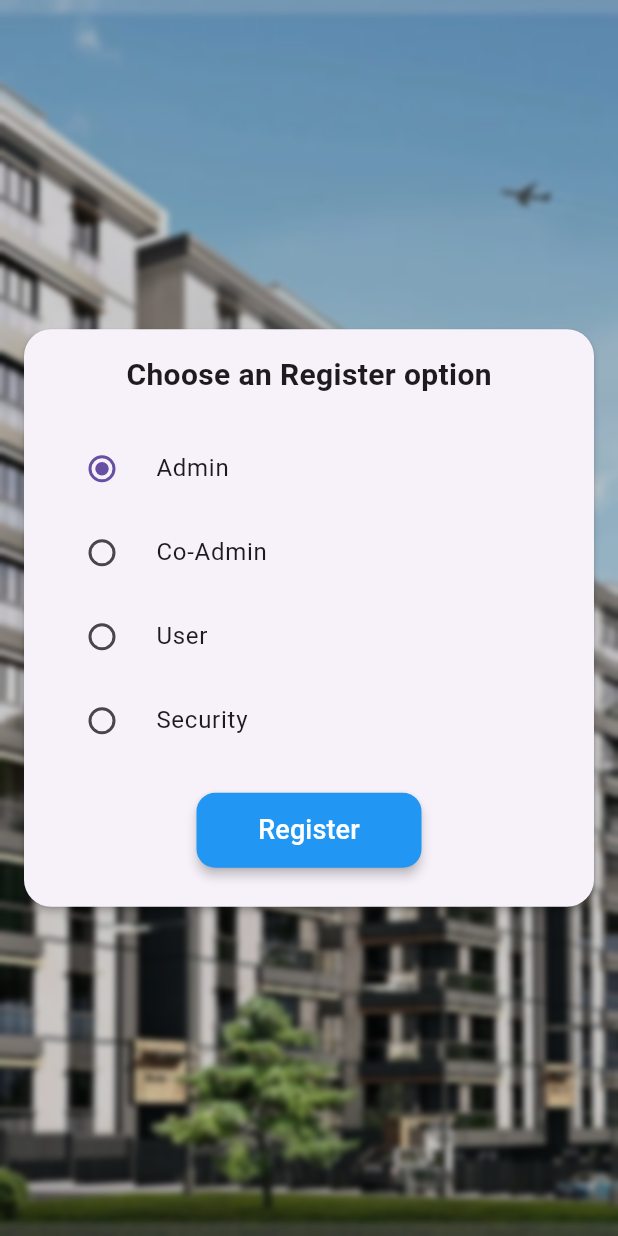
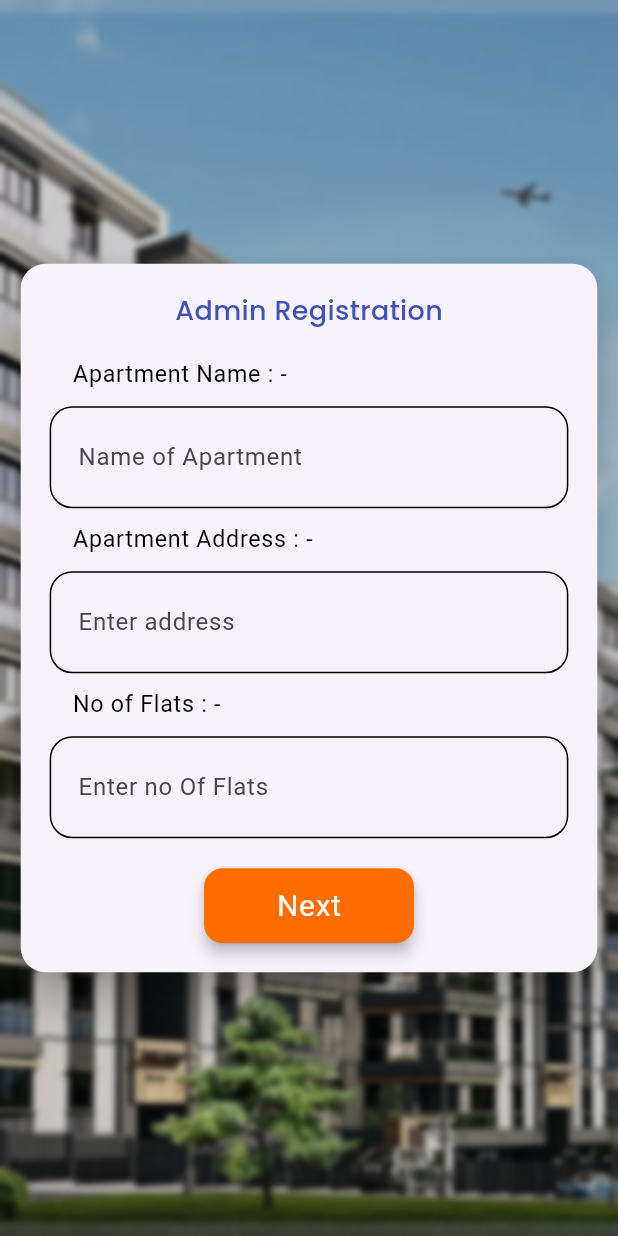
Before and after one commit to harishnookala123/maintaince_app, a Flutter app: the screen it shows after launch, after a tap on "Register", on a phone screen of 412 x 824 dp. Run offline on Flutter 3.47's test engine with Material 3 defaults, Android fonts, the phone set to English and light mode, and no system bars; our stand-ins replace dio, email_validator, google_fonts.

Commit message:
admin screen has added with api call

```diff
--- /dev/null
+++ b/lib/Admin/Model/adminRegistartion.dart
@@ -0,0 +1,45 @@
+class AdminRegistration {
+  String? apartmentName;
+  String? apartAddress;
+  String? noOfFlats;
+  String? images;
+  String? adminName;
+  String? email;
+  String? phonenumber;
+  String? password;
+
+  AdminRegistration(
+      {this.apartmentName,
+        this.apartAddress,
+        this.noOfFlats,
+        this.images,
+        this.adminName,
+        this.email,
+        this.phonenumber,
+        this.password});
+
+  AdminRegistration.fromJson(Map<String, dynamic> json) {
+    apartmentName = json['apartmentName'];
+    apartAddress = json['apartAddress'];
+    noOfFlats = json['noOfFlats'];
+    images = json['Images'];
+    adminName = json['adminName:'];
+    email = json['email'];
+    phonenumber = json['phonenumber'];
+    password = json['password'];
+  }
+
+  Map<String, dynamic> toJson() {
+    final Map<String, dynamic> data = <String, dynamic>{};
+    data['apartmentName'] = apartmentName;
+    data['apartAddress'] = apartAddress;
+    data['noOfFlats'] = noOfFlats;
+    data['Images'] = images;
+    data['adminName:'] = adminName;
+    data['email'] = email;
+    data['phonenumber'] = phonenumber;
+    data['password'] = password;
+    return data;
+  }
+
+}
--- /dev/null
+++ b/lib/Admin/Views/registration.dart
@@ -0,0 +1,209 @@
+import 'dart:ui';
+
+import 'package:flutter/cupertino.dart';
+import 'package:flutter/material.dart';
+import 'package:google_fonts/google_fonts.dart';
+import 'package:maintaince_app/Admin/Views/registrationsecondpage.dart';
+import 'package:provider/provider.dart';
+import '../../styles.dart';
+import '../changeprovider/adminprovider.dart';
+
+class AdminRegistration extends StatefulWidget {
+  const AdminRegistration({super.key});
+
+  @override
+  State<AdminRegistration> createState() => _AdminRegistrationState();
+}
+
+class _AdminRegistrationState extends State<AdminRegistration> {
+  TextEditingController apartName = TextEditingController();
+  TextEditingController apartAddress = TextEditingController();
+  TextEditingController noOfFlats = TextEditingController();
+  TextEditingController images = TextEditingController();
+  final GlobalKey<FormState> registrationKey = GlobalKey<FormState>();
+
+  @override
+  void dispose() {
+    apartName.dispose();
+    apartAddress.dispose();
+    noOfFlats.dispose();
+    images.dispose();
+    super.dispose();
+  }
+
+  @override
+  Widget build(BuildContext context) {
+    return Scaffold(
+      body: Stack(
+        children: [
+          Image.asset(
+            'assets/Images/apartment.png', // Replace with your image URL
+            fit: BoxFit.cover,
+            width: double.infinity,
+            height: double.infinity,
+          ),
+          BackdropFilter(
+            filter: ImageFilter.blur(sigmaX: 2.0, sigmaY: 2.0),
+            child: Container(
+              color: Colors.black.withOpacity(0.2),
+              child: Consumer<AdminRegistrationModel>(
+                builder: (context, registration, child) {
+                  return Center(
+                    child: SingleChildScrollView(
+                      child: SizedBox(
+                        width: MediaQuery.of(context).size.width/1.05,
+                        child: Card(
+                          elevation: 12.0,
+                          shape: RoundedRectangleBorder(
+                            borderRadius: BorderRadius.circular(16.5),
+                          ),
+                          child: Padding(
+                            padding: const EdgeInsets.all(16.0),
+                            child: Column(
+                              mainAxisSize: MainAxisSize.min,
+                              children: [
+                                Container(
+                                  margin: const EdgeInsets.only(top: 2.4,
+                                   bottom: 15.3
+                                  ),
+                                  child: Text(
+                                    "Admin Registration",
+                                    style: GoogleFonts.poppins(
+                                      fontSize: 18,
+                                      color: Colors.indigo,
+                                      fontWeight: FontWeight.w500,
+                                    ),
+                                  ),
+                                ),
+                                buildForm(registration),
+                              ],
+                            ),
+                          ),
+                        ),
+                      ),
+                    ),
+                  );
+                },
+              ),
+            ),
+          ),
+        ],
+      ),
+    );
+  }
+
+  Widget buildForm(AdminRegistrationModel registration) {
+    return Form(
+      key: registrationKey,
+      child: Column(
+        children: [
+          Container(
+            margin: const EdgeInsets.all(3.3),
+            child: Column(
+              mainAxisAlignment: MainAxisAlignment.start,
+              crossAxisAlignment: CrossAxisAlignment.start,
+              children: [
+                Container(
+                  margin: const EdgeInsets.only(left: 15.3),
+                  child: BasicText(
+                    title: "Apartment Name : - ",
+                    color: Colors.black,
+                    fontSize: 15.5,
+                  ),
+                ),
+                const SizedBox(height: 10),
+                Textfield(
+                  keyboardType: TextInputType.text,
+                  controller: apartName,
+                  text: "Name of Apartment",
+                  onChanged: (value) {
+                    registration.setApartName(value);
+                  },
+                  validator: (value){
+                    if(value!.isEmpty){
+                      return "Please Enter Apartment Name";
+                    }
+                    return null;
+                  },
+                ),
+                const SizedBox(height: 10),
+                Container(
+                  margin: const EdgeInsets.only(left: 15.3),
+                  child: BasicText(
+                    title: "Apartment Address : - ",
+                    color: Colors.black,
+                    fontSize: 15.5,
+                  ),
+                ),
+                const SizedBox(height: 10),
+                Textfield(
+                  keyboardType: TextInputType.multiline,
+                  controller: apartAddress,
+                  text: "Enter address",
+                  onChanged: (value) {
+                    registration.setApartAddress(value);
+                  },
+                  validator: (value){
+                    if(value!.isEmpty){
+                      return "Please Enter Address";
+                    }return null;
+                  },
+                ),
+                const SizedBox(height: 10),
+                Container(
+                  margin: const EdgeInsets.only(left: 15.3),
+                  child: BasicText(
+                    title: "No of Flats : - ",
+                    color: Colors.black,
+                    fontSize: 15.5,
+                  ),
+                ),
+                const SizedBox(height: 10),
+                Textfield(
+                  keyboardType: TextInputType.number,
+                  controller: noOfFlats,
+                  text: "Enter no Of Flats",
+                  onChanged: (value) {
+                    registration.setNoOfFlats(value);
+                  },
+                  validator: (value){
+                    if(value!.isEmpty){
+                      return "Please Enter no Of Flats";
+                    }return null;
+                  },
+                ),
+                const SizedBox(height: 20),
+                Center(
+                  child: ElevatedButton(
+                    style: ElevatedButton.styleFrom(
+                      backgroundColor: Colors.orangeAccent.shade700,
+                      minimumSize: const Size(140, 50),
+                      elevation: 4.0,
+                      shape: RoundedRectangleBorder(
+                        borderRadius: BorderRadius.circular(12.5),
+                      ),
+                    ),
+                    onPressed: () {
+                      if(registrationKey.currentState!.validate()){
+                         Provider.of<AdminRegistrationModel>(
+                            context,
+                            listen: false);
+                         Navigator.of(context).push(MaterialPageRoute
+                           (builder: (context)=>const AdminPersonal()));
+                      }
+                    },
+                    child: BasicText(
+                      fontSize: 20,
+                      title: "Next",
+                      color: Colors.white,
+                    ),
+                  ),
+                ),
+              ],
+            ),
+          ),
+        ],
+      ),
+    );
+  }
+}
--- /dev/null
+++ b/lib/Admin/changeprovider/adminprovider.dart
@@ -0,0 +1,60 @@
+import 'package:flutter/foundation.dart';
+
+class AdminRegistrationModel with ChangeNotifier {
+  String _apartName = '';
+  String _apartAddress = '';
+  String _noOfFlats = '';
+  String _images = '';
+  String _name = "";
+  String _email = "";
+  String _phone = "";
+  String _password = "";
+  String get apartName => _apartName;
+  String get apartAddress => _apartAddress;
+  String get noOfFlats => _noOfFlats;
+  String get images => _images;
+
+  void setApartName(String apartName) {
+    _apartName = apartName;
+    notifyListeners();
+  }
+
+  void setApartAddress(String apartAddress) {
+    _apartAddress = apartAddress;
+    notifyListeners();
+  }
+
+  void setNoOfFlats(String noOfFlats) {
+    _noOfFlats = noOfFlats;
+    notifyListeners();
+  }
+
+  void setImages(String images) {
+    _images = images;
+    notifyListeners();
+  }
+
+  String get email => _email;
+
+  void setEmail(String value) {
+    _email = value;
+  }
+
+  String get phone => _phone;
+
+  void setPhone(String value) {
+    _phone = value;
+  }
+
+  String get password => _password;
+
+  void setPassword(String value) {
+    _password = value;
+  }
+  String get name => _name;
+
+  void setName(String value) {
+    _name = value;
+  }
+
+}
--- a/lib/main.dart
+++ b/lib/main.dart
@@ -1,10 +1,18 @@
 import 'dart:ui';
-
+import 'package:provider/provider.dart';
 import 'package:flutter/material.dart';
 import 'package:maintaince_app/splashscreen.dart';
 
+import 'Admin/changeprovider/adminprovider.dart';
+
 void main() {
-  runApp(const MyApp());
+  runApp(
+    MultiProvider(providers: [
+      ChangeNotifierProvider(create: (context) => AdminRegistrationModel()),
+    ],
+   child: const MyApp(),
+  ),
+  );
 }
 
 class MyApp extends StatelessWidget {
--- a/lib/mainScreen.dart
+++ b/lib/mainScreen.dart
@@ -2,6 +2,8 @@ import 'dart:ui';
 
 import 'package:flutter/cupertino.dart';
 import 'package:flutter/material.dart';
+import 'package:maintaince_app/Admin/Views/registration.dart';
+
 class SelectRegister extends StatefulWidget {
   @override
   SelectRegisterScreen createState() => SelectRegisterScreen();
@@ -14,7 +16,6 @@ class SelectRegisterScreen extends State<SelectRegister> {
   void _handleRadioValueChange(int? value) {
     setState(() {
       selectedRadio = value!;
-      print(selectedRadio);
     });
   }
 
@@ -24,7 +25,7 @@ class SelectRegisterScreen extends State<SelectRegister> {
       children: [
         // Background Image
         Image.asset(
-          'assets/Images/appartment.png', // Replace with your image URL
+          'assets/Images/apartment.png', // Replace with your image URL
           fit: BoxFit.cover,
           width: double.infinity,
           height: double.infinity,
@@ -37,7 +38,8 @@ class SelectRegisterScreen extends State<SelectRegister> {
             alignment: Alignment.center,
             child: Card(
               elevation: 2.0,
-              shape: RoundedRectangleBorder(borderRadius: BorderRadius.circular(18.0)),
+              shape: RoundedRectangleBorder(
+                  borderRadius: BorderRadius.circular(18.0)),
               margin: const EdgeInsets.all(16.0),
               child: Padding(
                 padding: const EdgeInsets.all(16.0),
@@ -48,7 +50,8 @@ class SelectRegisterScreen extends State<SelectRegister> {
                   children: [
                     const Text(
                       'Choose an Register option',
-                      style: TextStyle(fontSize: 20.0, fontWeight: FontWeight.bold),
+                      style: TextStyle(
+                          fontSize: 20.0, fontWeight: FontWeight.bold),
                     ),
                     const SizedBox(height: 20.0),
                     ..._options.map((option) {
@@ -60,29 +63,31 @@ class SelectRegisterScreen extends State<SelectRegister> {
                         onChanged: _handleRadioValueChange,
                       );
                     }),
-                    const SizedBox(height: 20,),
+                    const SizedBox(
+                      height: 20,
+                    ),
                     Center(
                       child: ElevatedButton(
                         style: ElevatedButton.styleFrom(
                           elevation: 3.0,
                           backgroundColor: Colors.blue,
-                          shape:  RoundedRectangleBorder(
-                            borderRadius: BorderRadius.circular(12.4)
-                          ),
-                          minimumSize: const Size(150,50),
+                          shape: RoundedRectangleBorder(
+                              borderRadius: BorderRadius.circular(12.4)),
+                          minimumSize: const Size(150, 50),
                         ),
-                        onPressed: (){
+                        onPressed: () {
                           var value = _options[selectedRadio];
-                          print(value);
+                          getNavigate(value);
                         },
-                         child: const Text("Register",
-                         style: TextStyle(fontSize: 18,
-                          color: Colors.white
-                         ),
-                         ),
+                        child: const Text(
+                          "Register",
+                          style: TextStyle(fontSize: 18, color: Colors.white),
+                        ),
                       ),
                     ),
-                    const SizedBox(height: 10,)
+                    const SizedBox(
+                      height: 10,
+                    )
                   ],
                 ),
               ),
@@ -92,4 +97,13 @@ class SelectRegisterScreen extends State<SelectRegister> {
       ],
     );
   }
+
+  getNavigate(String value) {
+    if (value == "Admin") {
+      Navigator.push(context,
+          MaterialPageRoute(builder: (context) => const AdminRegistration()));
+    } else if (value == "Co-Admin") {
+    } else if (value == "User") {
+    } else if (value == "Security") {}
+  }
 }
--- a/lib/splashscreen.dart
+++ b/lib/splashscreen.dart
@@ -29,7 +29,7 @@ class SplashScreenState extends State<SplashScreen>{
         child: Container(
           decoration: const BoxDecoration(
             image: DecorationImage(
-              image: AssetImage('assets/Images/appartment.png'),
+              image: AssetImage('assets/Images/apartment.png'),
               fit: BoxFit.cover,
             ),
           ),
--- /dev/null
+++ b/lib/styles.dart
@@ -0,0 +1,57 @@
+import 'package:flutter/material.dart';
+import 'package:google_fonts/google_fonts.dart';
+class BasicText extends StatelessWidget{
+  String?title;
+  Color? color;
+  double? fontSize;
+  BasicText({super.key, this.color,this.title,this.fontSize});
+  @override
+  Widget build(BuildContext context) {
+    return Text(
+      title!,style: GoogleFonts.robotoSerif(
+      color: color,letterSpacing: 0.5,
+      fontSize: fontSize,
+      fontWeight: FontWeight.w400
+    ),
+    );
+  }
+}
+class Textfield extends StatelessWidget{
+  TextEditingController?controller;
+  String? text;
+  TextInputType? keyboardType;
+  int? maxlines;
+  void Function(String)? onChanged;
+  String? Function(String?)? validator;
+  Textfield({super.key, this.text,this.controller, this.keyboardType,this.maxlines,
+     this.validator,
+    this.onChanged  });
+  @override
+  Widget build(BuildContext context) {
+    return TextFormField(
+      controller:controller ,
+      keyboardType: keyboardType,
+      onChanged: onChanged,
+      maxLines: maxlines,
+      validator: validator,
+      decoration: InputDecoration(
+          hintText: text,
+          contentPadding: const EdgeInsets.symmetric(vertical: 22.0,horizontal: 15.0),
+          fillColor: Colors.pink,
+          focusedBorder: OutlineInputBorder(
+            borderSide: const BorderSide(color: Colors.black, width: 1.3),
+            borderRadius: BorderRadius.circular(15.0),
+          ),
+          enabledBorder: OutlineInputBorder(
+            borderSide: const BorderSide(color: Colors.black, width: 1.0),
+            borderRadius: BorderRadius.circular(15.0),
+          ),
+          errorBorder:  OutlineInputBorder(
+            borderSide: const BorderSide(color: Colors.red, width: 1.9),
+            borderRadius: BorderRadius.circular(12.0),
+          ),
+          border: const OutlineInputBorder())
+    );
+  }
+
+}
--- a/pubspec.yaml
+++ b/pubspec.yaml
@@ -36,6 +36,12 @@ dependencies:
   # Use with the CupertinoIcons class for iOS style icons.
   cupertino_icons: ^1.0.6
   group_radio_button: any
+  google_fonts: any
+  path_provider: any
+  provider: any
+  email_validator: any
+  http: any
+  dio: any
 
 dev_dependencies:
   flutter_test:
```
Also changed, not shown: lib/Admin/Views/homepage.dart (added, +25 -0 lines), lib/Admin/Views/registrationsecondpage.dart (added, +275 -0 lines), assets/Images/apartment.png (renamed from assets/Images/appartment.png), pubspec.lock.
